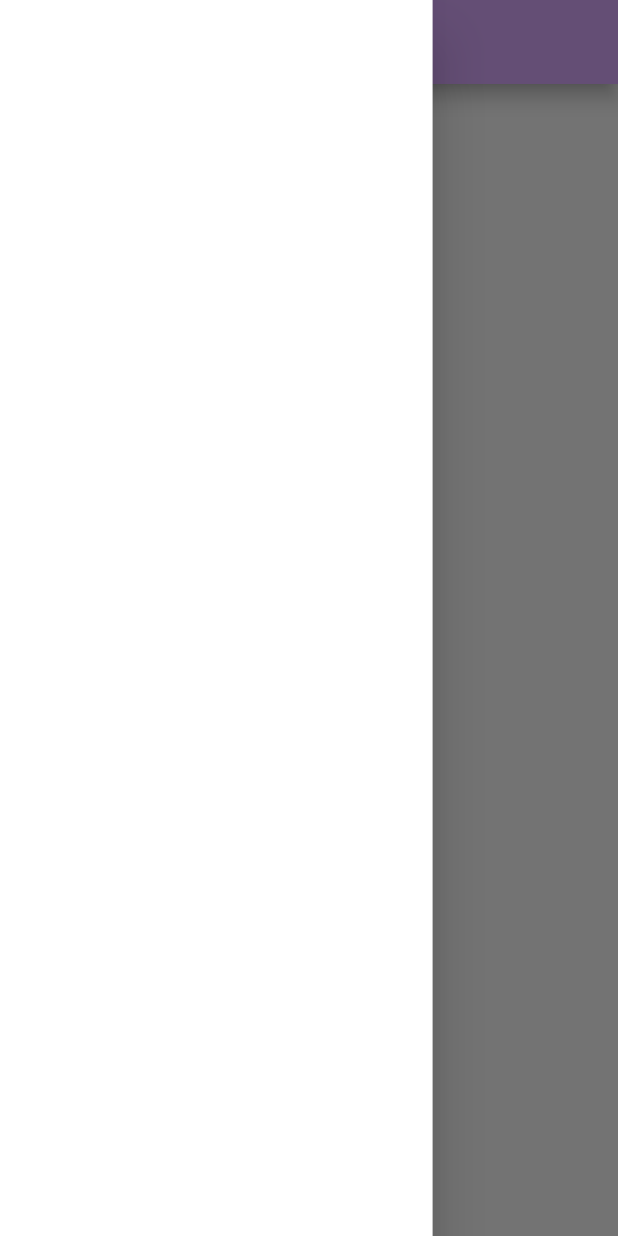
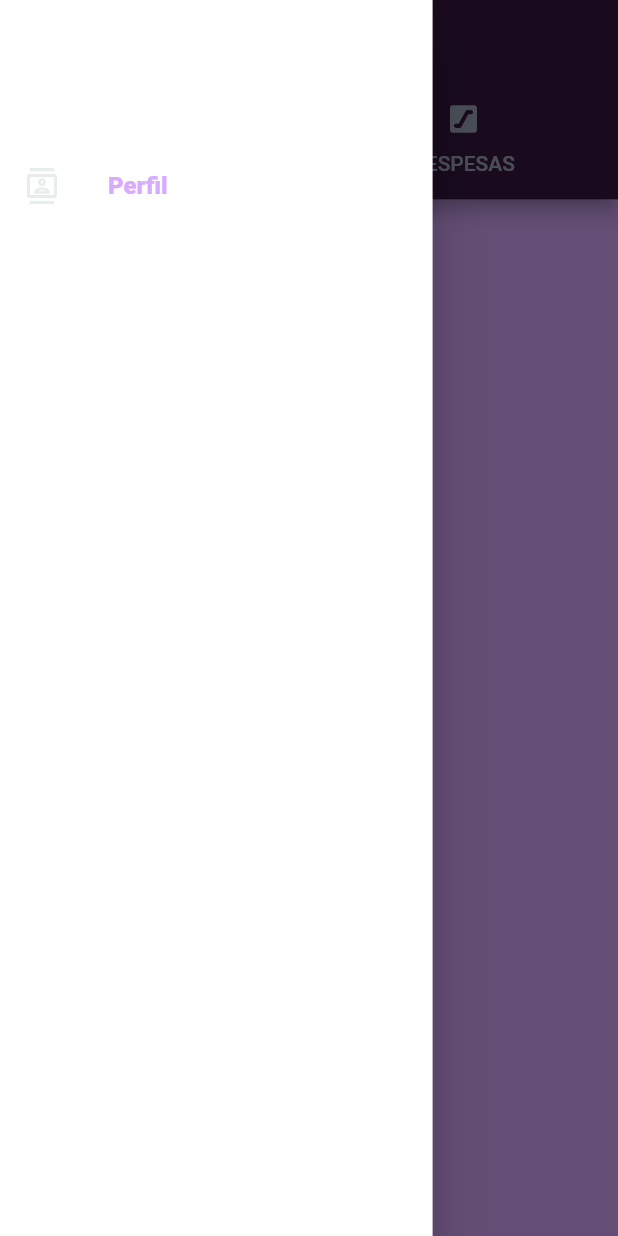
Before and after one commit to nickolas-silva/gerenciador_de_despesas, a Flutter app: the ViewHome screen opened by its route, with the side drawer open, on a phone screen of 412 x 824 dp. Run offline on Flutter 3.47's test engine with Material 2 defaults, Android fonts, the phone set to English and light mode, and no system bars; our stand-ins replace shared_preferences; missing offline and left inert: validatorless; accounts and stored records are empty; Roboto replaces fonts that are missing (JetBrains Mono, nunito).

Commit message:
add trasição de paginas

```diff
--- a/lib/view/drawer.dart
+++ b/lib/view/drawer.dart
@@ -2,6 +2,7 @@ import 'package:flutter/cupertino.dart';
 import 'package:flutter/material.dart';
 import 'package:flutter/src/widgets/container.dart';
 import 'package:flutter/src/widgets/framework.dart';
+import 'package:gd_app/view/colors.dart';
 
 class DrawerItens extends StatelessWidget {
   const DrawerItens({Key? key,}) : super(key: key);
@@ -16,16 +17,26 @@ class DrawerItens extends StatelessWidget {
           padding: EdgeInsets.only(top: 0),
           child: ListView(
             padding: EdgeInsets.zero,
-            children: <Widget>[
-              //UserAccountsDrawerHeader(
-                // arrowColor: Colors.white,
-                // decoration: BoxDecoration(
-                //   image: DecorationImage(
-                //     image: Image.asset().image,
-                //     fit: BoxFit.cover
-                //   )
-                // ),
-                //accountName: , accountEmail: )
+            children: [
+              const SizedBox(height: 100,),
+              ListTile(
+                dense: true,
+                    leading:
+                    Icon(Icons.contacts_outlined, color: branco),
+                    title: const Text(
+                      "Perfil",
+                      style: TextStyle(
+                          fontFamily: 'nunito',
+                          fontSize: 16,
+                          fontWeight: FontWeight.w900,
+                          color: roxoClaro),
+                    ),
+                    onTap: () {
+                      Navigator.pop(context);
+                    },
+                ),
+
+
             ]
           ),
         ),
--- /dev/null
+++ b/lib/view/pages/despesas.dart
@@ -0,0 +1,23 @@
+import 'package:flutter/material.dart';
+import 'package:flutter/src/widgets/container.dart';
+import 'package:flutter/src/widgets/framework.dart';
+import 'package:gd_app/view/colors.dart';
+
+class TabDespesa extends StatefulWidget {
+  const TabDespesa({super.key});
+
+  @override
+  State<TabDespesa> createState() => _TabDespesaState();
+}
+
+class _TabDespesaState extends State<TabDespesa> {
+  @override
+  Widget build(BuildContext context) {
+    return Scaffold(
+      backgroundColor: branco,
+      body: Container(
+
+      ),
+    );
+  }
+}
--- a/lib/view/pages/home.dart
+++ b/lib/view/pages/home.dart
@@ -3,6 +3,9 @@ import 'package:flutter/src/widgets/container.dart';
 import 'package:flutter/src/widgets/framework.dart';
 import 'package:gd_app/view/colors.dart';
 import 'package:gd_app/view/drawer.dart';
+import 'package:gd_app/view/pages/despesas.dart';
+import 'package:gd_app/view/pages/resumo.dart';
+import 'package:gd_app/widgets/widgettext.dart';
 
 class ViewHome extends StatefulWidget {
   const ViewHome({super.key});
@@ -13,27 +16,49 @@ class ViewHome extends StatefulWidget {
 
 class _ViewHomeState extends State<ViewHome> {
 
+  List<Widget> listTabs = [
+    Tab(
+      icon: Icon(Icons.home),
+      text: 'HOME',
+    ),
+
+    Tab(
+      icon: Icon(Icons.escalator_rounded),
+      text: 'DESPESAS',
+    ),
+  ];
+
   @override
   Widget build(BuildContext context) {
-    return Scaffold(
-      drawer: const DrawerItens(),
-      appBar: AppBar(
-        elevation: 5,
-        backgroundColor: roxoClaro,
-        title: const Text(
-          'Home',
-          style: TextStyle(
-            color: roxoForte,
-            fontSize: 20,
-            fontWeight: FontWeight.w900
+    return DefaultTabController(
+      length: listTabs.length,
+      child: Scaffold(
+        drawer: const DrawerItens(),
+        appBar: AppBar(
+          backgroundColor: roxoForte,
+          elevation: 5,
+          title: WidgetText(
+            text: 'HOME',
+            color: roxoClaro,
+            size: 20,
+            weight: FontWeight.w900,
+
+          ),
+          centerTitle: true,
+          bottom: TabBar(
+            indicatorColor: azul,
+            indicatorWeight: 5,
+            labelColor: azul,
+            tabs: listTabs,
           ),
         ),
-        centerTitle: true,
-
-      ),
-      body: Container(
-
-      ),
+        body: TabBarView(
+          children: [
+            TabResumo(),
+            TabDespesa()
+          ],
+        ),
+      )
     );
   }
 }
--- /dev/null
+++ b/lib/view/pages/resumo.dart
@@ -0,0 +1,23 @@
+import 'package:flutter/material.dart';
+import 'package:flutter/src/widgets/container.dart';
+import 'package:flutter/src/widgets/framework.dart';
+import 'package:gd_app/view/colors.dart';
+
+class TabResumo extends StatefulWidget {
+  const TabResumo({super.key});
+
+  @override
+  State<TabResumo> createState() => _ViewResumoState();
+}
+
+class _ViewResumoState extends State<TabResumo> {
+  @override
+  Widget build(BuildContext context) {
+    return Scaffold(
+      backgroundColor: roxoClaro,
+      body: Container(
+
+      ),
+    );
+  }
+}
```
Also changed, not shown: lib/view/pages/login.dart (line endings or trailing spaces).
